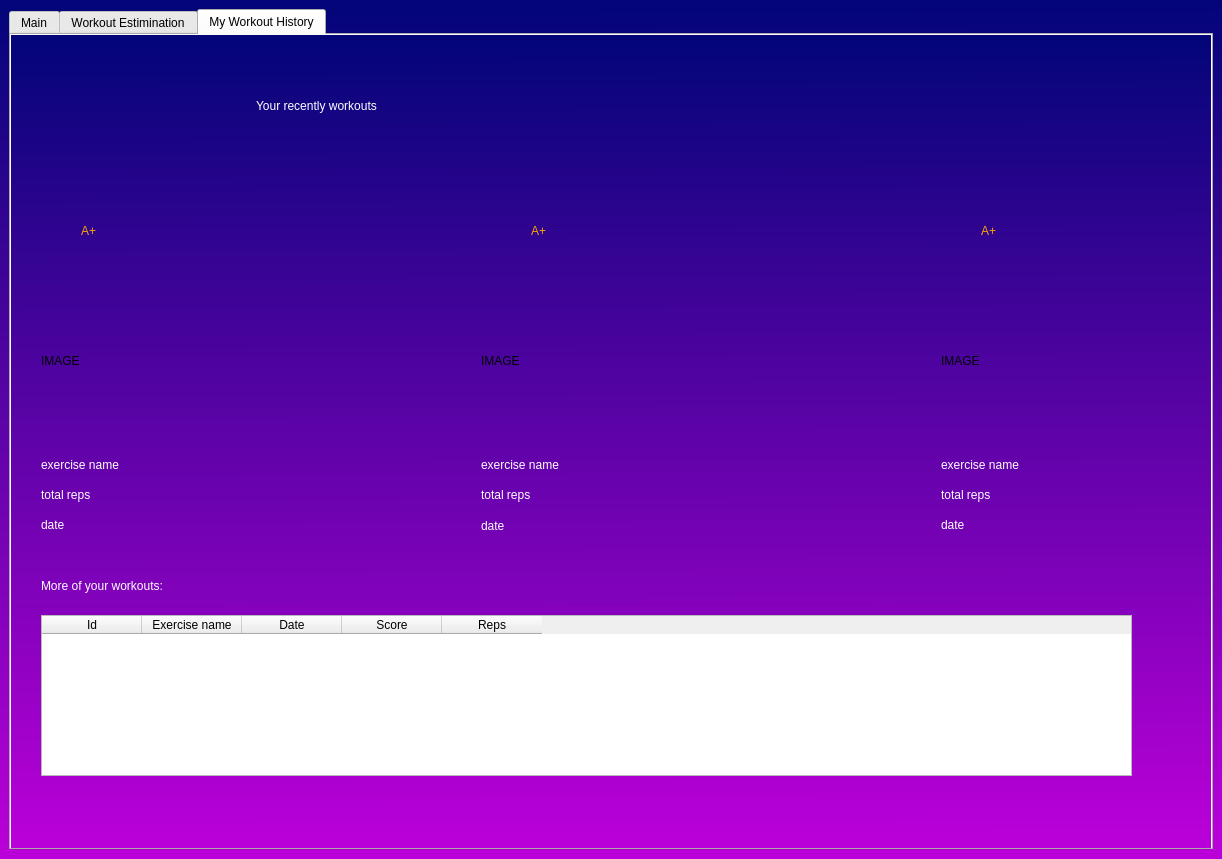
Above: ui/app.ui from AlonIvshin/AutomaticGymTrainer before the change. Below: the same form after it.
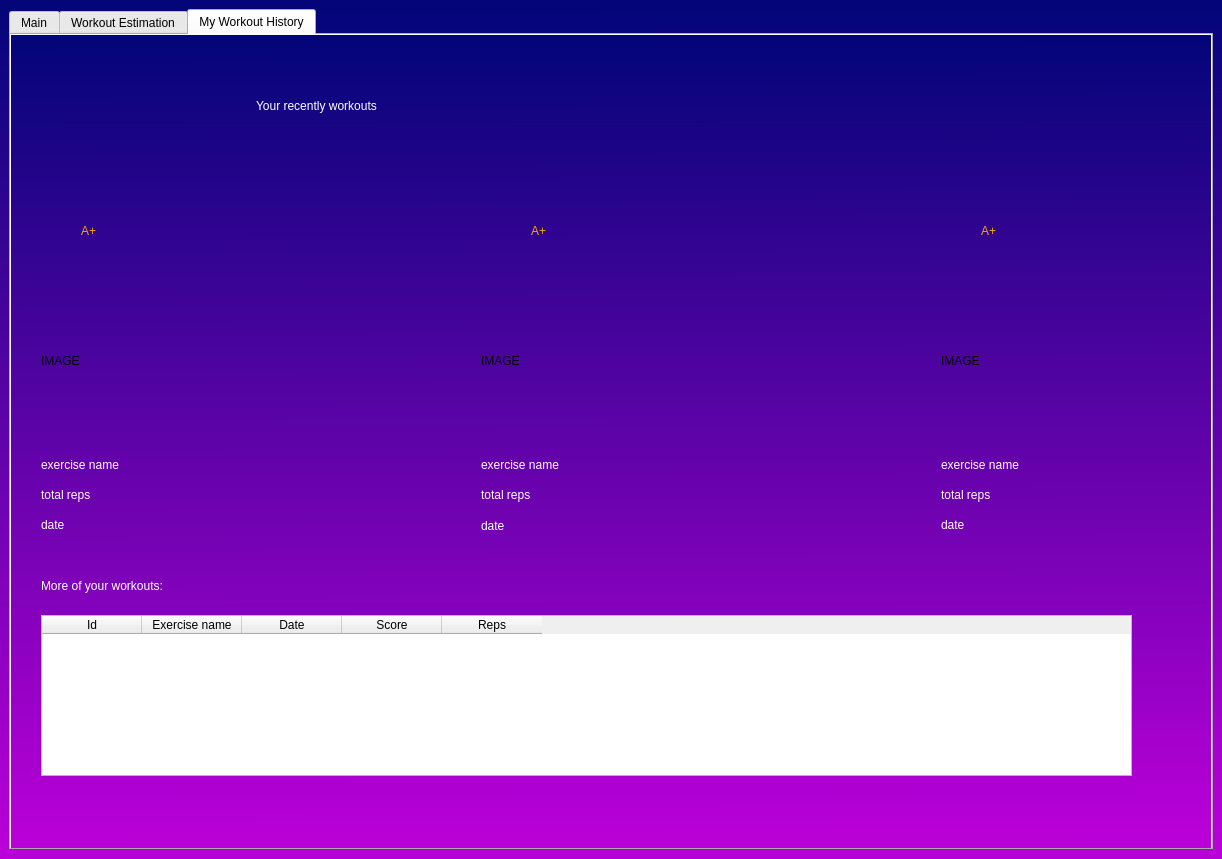
That is the form after the change. The open tabs and pages were chosen to show the change.

```diff
--- a/ui/app.ui
+++ b/ui/app.ui
@@ -123,7 +123,7 @@
       </widget>
       <widget class="QWidget" name="tab_choose">
        <attribute name="title">
-        <string>Workout Estimination</string>
+        <string>Workout Estimation</string>
        </attribute>
        <widget class="QLabel" name="label_2">
         <property name="geometry">
@@ -480,7 +480,7 @@
          <rect>
           <x>470</x>
           <y>450</y>
-          <width>151</width>
+          <width>191</width>
           <height>20</height>
          </rect>
         </property>
@@ -530,7 +530,7 @@
          <rect>
           <x>30</x>
           <y>450</y>
-          <width>151</width>
+          <width>191</width>
           <height>20</height>
          </rect>
         </property>
@@ -581,7 +581,7 @@
          <rect>
           <x>930</x>
           <y>450</y>
-          <width>151</width>
+          <width>191</width>
           <height>20</height>
          </rect>
         </property>
```
Left out of the diff: 2 changed lines with no effect on the pictures.
